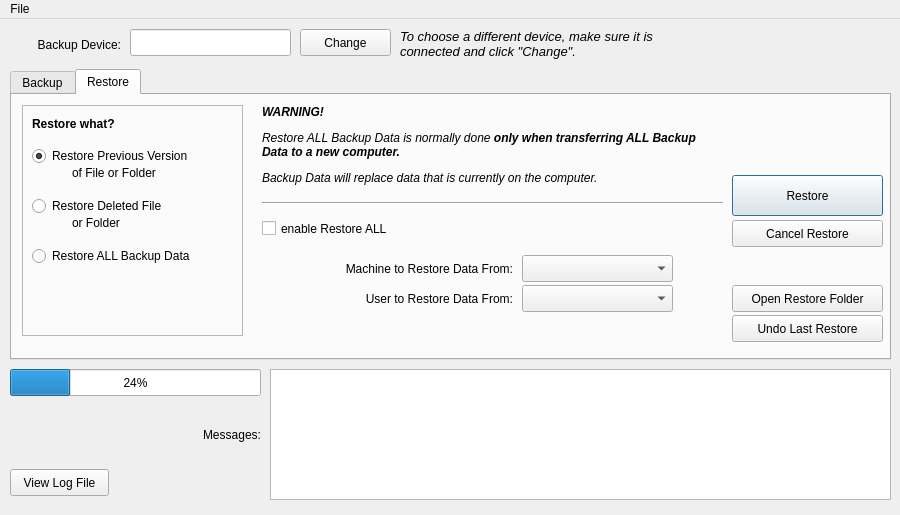
Qt form mainwindow.ui (wasta-linux/wasta-backup) before a commit.
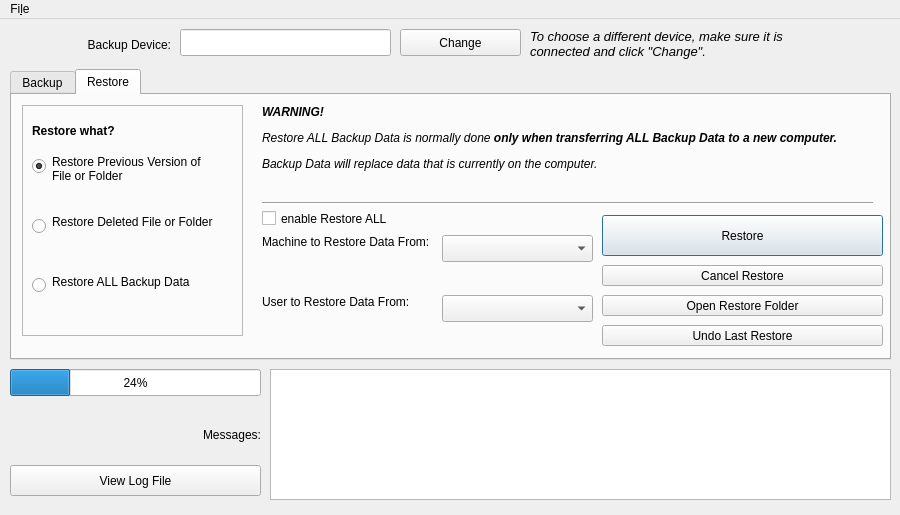
The same form after that commit. The open tabs and pages were chosen to show the change.

```diff
--- a/mainwindow.ui
+++ b/mainwindow.ui
@@ -17,9 +17,9 @@
    <widget class="QPushButton" name="changeDeviceButton">
     <property name="geometry">
      <rect>
-      <x>300</x>
+      <x>400</x>
       <y>10</y>
-      <width>91</width>
+      <width>121</width>
       <height>27</height>
      </rect>
     </property>
@@ -30,9 +30,9 @@
    <widget class="QLineEdit" name="targetDeviceDisp">
     <property name="geometry">
      <rect>
-      <x>130</x>
+      <x>180</x>
       <y>10</y>
-      <width>161</width>
+      <width>211</width>
       <height>27</height>
      </rect>
     </property>
@@ -44,9 +44,9 @@
     <property name="geometry">
      <rect>
       <x>10</x>
-      <y>15</y>
-      <width>111</width>
-      <height>21</height>
+      <y>5</y>
+      <width>161</width>
+      <height>41</height>
      </rect>
     </property>
     <property name="text">
@@ -55,14 +55,17 @@
     <property name="alignment">
      <set>Qt::AlignRight|Qt::AlignTrailing|Qt::AlignVCenter</set>
     </property>
+    <property name="wordWrap">
+     <bool>true</bool>
+    </property>
    </widget>
    <widget class="QLabel" name="label_4">
     <property name="geometry">
      <rect>
-      <x>400</x>
+      <x>530</x>
       <y>10</y>
-      <width>271</width>
-      <height>51</height>
+      <width>291</width>
+      <height>61</height>
      </rect>
     </property>
     <property name="font">
@@ -197,52 +200,58 @@
        <property name="geometry">
         <rect>
          <x>10</x>
-         <y>140</y>
-         <width>211</width>
-         <height>22</height>
+         <y>170</y>
+         <width>21</width>
+         <height>21</height>
         </rect>
        </property>
        <property name="text">
-        <string>Restore ALL Backup Data</string>
+        <string/>
        </property>
       </widget>
       <widget class="QRadioButton" name="restoreDelRadio">
        <property name="geometry">
         <rect>
          <x>10</x>
-         <y>90</y>
-         <width>211</width>
+         <y>110</y>
+         <width>21</width>
          <height>22</height>
         </rect>
        </property>
        <property name="text">
-        <string>Restore Deleted File</string>
+        <string/>
        </property>
       </widget>
       <widget class="QLabel" name="label_8">
        <property name="geometry">
         <rect>
-         <x>50</x>
+         <x>30</x>
          <y>110</y>
-         <width>141</width>
-         <height>16</height>
+         <width>171</width>
+         <height>51</height>
         </rect>
        </property>
        <property name="text">
-        <string>or Folder</string>
+        <string>Restore Deleted File or Folder</string>
+       </property>
+       <property name="alignment">
+        <set>Qt::AlignLeading|Qt::AlignLeft|Qt::AlignTop</set>
+       </property>
+       <property name="wordWrap">
+        <bool>true</bool>
        </property>
       </widget>
       <widget class="QRadioButton" name="restorePrevRadio">
        <property name="geometry">
         <rect>
          <x>10</x>
-         <y>40</y>
-         <width>211</width>
+         <y>50</y>
+         <width>21</width>
          <height>22</height>
         </rect>
        </property>
        <property name="text">
-        <string>Restore Previous Version</string>
+        <string/>
        </property>
        <property name="checked">
         <bool>true</bool>
@@ -254,14 +263,20 @@
       <widget class="QLabel" name="label_6">
        <property name="geometry">
         <rect>
-         <x>50</x>
-         <y>60</y>
-         <width>141</width>
-         <height>16</height>
+         <x>30</x>
+         <y>50</y>
+         <width>171</width>
+         <height>51</height>
         </rect>
        </property>
        <property name="text">
-        <string>of File or Folder</string>
+        <string>Restore Previous Version of File or Folder</string>
+       </property>
+       <property name="alignment">
+        <set>Qt::AlignLeading|Qt::AlignLeft|Qt::AlignTop</set>
+       </property>
+       <property name="wordWrap">
+        <bool>true</bool>
        </property>
       </widget>
       <widget class="QLabel" name="label_7">
@@ -269,8 +284,8 @@
         <rect>
          <x>10</x>
          <y>10</y>
-         <width>131</width>
-         <height>17</height>
+         <width>201</width>
+         <height>31</height>
         </rect>
        </property>
        <property name="font">
@@ -282,6 +297,28 @@
        <property name="text">
         <string>Restore what?</string>
        </property>
+       <property name="wordWrap">
+        <bool>true</bool>
+       </property>
+      </widget>
+      <widget class="QLabel" name="restoreAllRadioLabel">
+       <property name="geometry">
+        <rect>
+         <x>30</x>
+         <y>170</y>
+         <width>171</width>
+         <height>51</height>
+        </rect>
+       </property>
+       <property name="text">
+        <string>Restore ALL Backup Data</string>
+       </property>
+       <property name="alignment">
+        <set>Qt::AlignLeading|Qt::AlignLeft|Qt::AlignTop</set>
+       </property>
+       <property name="wordWrap">
+        <bool>true</bool>
+       </property>
       </widget>
      </widget>
      <widget class="QStackedWidget" name="restorePageWidget">
@@ -506,7 +543,7 @@
          <rect>
           <x>10</x>
           <y>10</y>
-          <width>461</width>
+          <width>611</width>
           <height>101</height>
          </rect>
         </property>
@@ -529,8 +566,8 @@
         <property name="geometry">
          <rect>
           <x>10</x>
-          <y>120</y>
-          <width>161</width>
+          <y>110</y>
+          <width>331</width>
           <height>27</height>
          </rect>
         </property>
@@ -543,7 +580,7 @@
          <rect>
           <x>10</x>
           <y>100</y>
-          <width>461</width>
+          <width>611</width>
           <height>16</height>
          </rect>
         </property>
@@ -554,8 +591,8 @@
        <widget class="QComboBox" name="machineCombo">
         <property name="geometry">
          <rect>
-          <x>270</x>
-          <y>160</y>
+          <x>190</x>
+          <y>140</y>
           <width>151</width>
           <height>27</height>
          </rect>
@@ -564,8 +601,8 @@
        <widget class="QComboBox" name="restUserCombo">
         <property name="geometry">
          <rect>
-          <x>270</x>
-          <y>190</y>
+          <x>190</x>
+          <y>200</y>
           <width>151</width>
           <height>27</height>
          </rect>
@@ -574,60 +611,56 @@
        <widget class="QLabel" name="machineLabel">
         <property name="geometry">
          <rect>
-          <x>50</x>
-          <y>160</y>
-          <width>211</width>
-          <height>27</height>
+          <x>10</x>
+          <y>140</y>
+          <width>181</width>
+          <height>51</height>
          </rect>
         </property>
+        <property name="sizePolicy">
+         <sizepolicy hsizetype="Preferred" vsizetype="Preferred">
+          <horstretch>0</horstretch>
+          <verstretch>0</verstretch>
+         </sizepolicy>
+        </property>
         <property name="text">
          <string>Machine to Restore Data From:</string>
         </property>
         <property name="alignment">
-         <set>Qt::AlignRight|Qt::AlignTrailing|Qt::AlignVCenter</set>
+         <set>Qt::AlignLeading|Qt::AlignLeft|Qt::AlignTop</set>
+        </property>
+        <property name="wordWrap">
+         <bool>true</bool>
         </property>
        </widget>
        <widget class="QLabel" name="restUserLabel">
         <property name="geometry">
          <rect>
-          <x>80</x>
-          <y>190</y>
+          <x>10</x>
+          <y>200</y>
           <width>181</width>
-          <height>27</height>
+          <height>51</height>
          </rect>
         </property>
         <property name="text">
          <string>User to Restore Data From:</string>
         </property>
         <property name="alignment">
-         <set>Qt::AlignRight|Qt::AlignTrailing|Qt::AlignVCenter</set>
+         <set>Qt::AlignLeading|Qt::AlignLeft|Qt::AlignTop</set>
+        </property>
+        <property name="wordWrap">
+         <bool>true</bool>
         </property>
        </widget>
       </widget>
      </widget>
-     <widget class="QPushButton" name="restoreButton">
-      <property name="geometry">
-       <rect>
-        <x>720</x>
-        <y>80</y>
-        <width>151</width>
-        <height>41</height>
-       </rect>
-      </property>
-      <property name="text">
-       <string>Restore</string>
-      </property>
-      <property name="default">
-       <bool>true</bool>
-      </property>
-     </widget>
      <widget class="QPushButton" name="cancelRestoreButton">
       <property name="geometry">
        <rect>
-        <x>720</x>
-        <y>125</y>
-        <width>151</width>
-        <height>27</height>
+        <x>590</x>
+        <y>170</y>
+        <width>281</width>
+        <height>21</height>
        </rect>
       </property>
       <property name="text">
@@ -637,10 +670,10 @@
      <widget class="QPushButton" name="openRestoreFolderButton">
       <property name="geometry">
        <rect>
-        <x>720</x>
-        <y>190</y>
-        <width>151</width>
-        <height>27</height>
+        <x>590</x>
+        <y>200</y>
+        <width>281</width>
+        <height>21</height>
        </rect>
       </property>
       <property name="text">
@@ -650,16 +683,32 @@
      <widget class="QPushButton" name="undoLastRestoreButton">
       <property name="geometry">
        <rect>
-        <x>720</x>
-        <y>220</y>
-        <width>151</width>
-        <height>27</height>
+        <x>590</x>
+        <y>230</y>
+        <width>281</width>
+        <height>21</height>
        </rect>
       </property>
       <property name="text">
        <string>Undo Last Restore</string>
       </property>
      </widget>
+     <widget class="QPushButton" name="restoreButton">
+      <property name="geometry">
+       <rect>
+        <x>590</x>
+        <y>120</y>
+        <width>281</width>
+        <height>41</height>
+       </rect>
+      </property>
+      <property name="text">
+       <string>Restore</string>
+      </property>
+      <property name="default">
+       <bool>true</bool>
+      </property>
+     </widget>
     </widget>
    </widget>
    <widget class="QProgressBar" name="progressBar">
@@ -688,9 +737,9 @@
    <widget class="QLabel" name="label_10">
     <property name="geometry">
      <rect>
-      <x>160</x>
+      <x>70</x>
       <y>405</y>
-      <width>101</width>
+      <width>191</width>
       <height>21</height>
      </rect>
     </property>
@@ -705,9 +754,9 @@
     <property name="geometry">
      <rect>
       <x>10</x>
-      <y>450</y>
-      <width>99</width>
-      <height>27</height>
+      <y>446</y>
+      <width>251</width>
+      <height>31</height>
      </rect>
     </property>
     <property name="text">
@@ -721,12 +770,12 @@
      <x>0</x>
      <y>0</y>
      <width>900</width>
-     <height>20</height>
+     <height>23</height>
     </rect>
    </property>
    <widget class="QMenu" name="menuFile">
     <property name="title">
-     <string>File</string>
+     <string>Fi&amp;le</string>
     </property>
     <widget class="QMenu" name="menuAdvanced">
      <property name="title">
```
Left out of the diff: 100 changed lines with no effect on the pictures.
